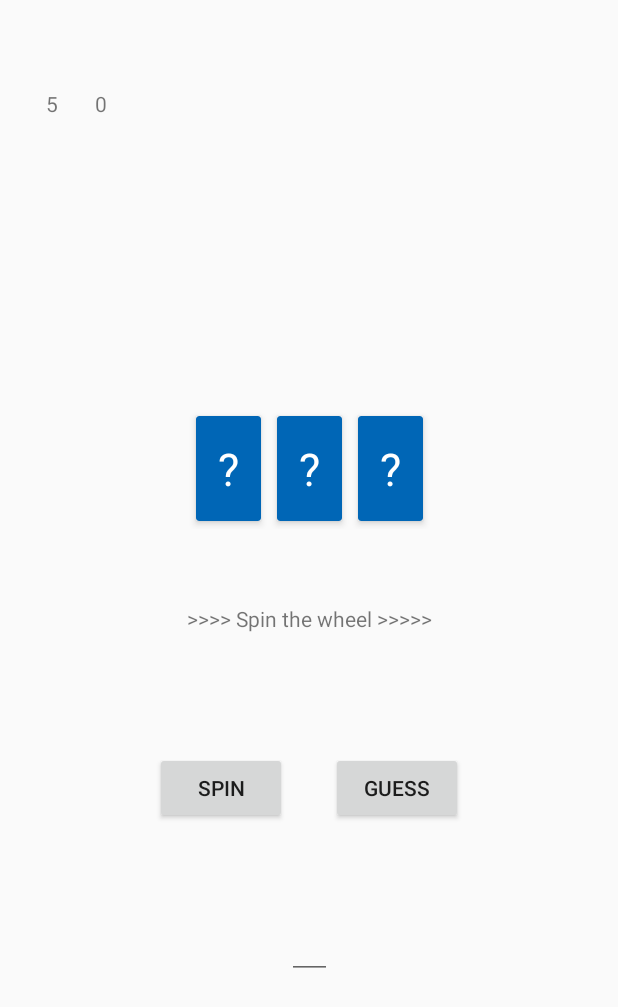
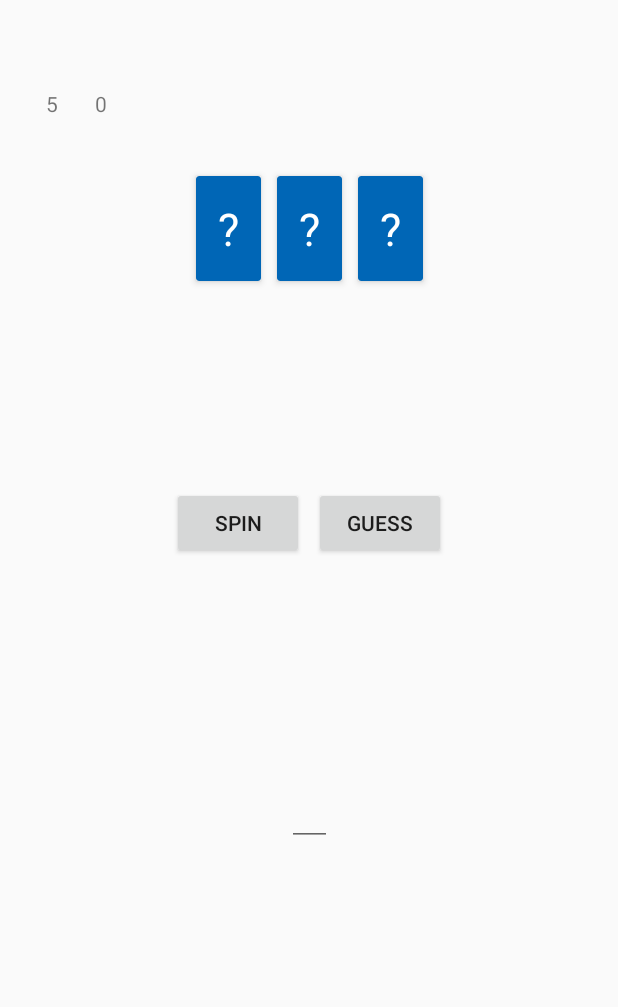
Before and after one commit to miax6351/s205353Lykkehjulet, an Android app: the GameFragment screen opened through its navigation route, on a phone screen of 412 x 824 dp. Shown: the top 1007 px of the screen. Run offline under Robolectric (Android 15) with nearby library versions, the phone set to English and light mode, and no system bars.

```diff
--- a/app/src/main/res/layout/fragment_game.xml
+++ b/app/src/main/res/layout/fragment_game.xml
@@ -11,24 +11,10 @@
         android:layout_width="wrap_content"
         android:layout_height="wrap_content"
         android:layout_marginTop="112dp"
-        android:layout_marginBottom="50dp"
-        app:layout_constraintBottom_toTopOf="@+id/spin_wheel_text"
         app:layout_constraintEnd_toEndOf="parent"
         app:layout_constraintHorizontal_bias="0.5"
         app:layout_constraintStart_toStartOf="parent"
-        app:layout_constraintTop_toTopOf="parent"
-        app:layout_constraintVertical_bias="1.0"></androidx.recyclerview.widget.RecyclerView>
-
-    <TextView
-        android:id="@+id/spin_wheel_text"
-        android:layout_width="wrap_content"
-        android:layout_height="wrap_content"
-        android:text="@string/spin_wheel_text"
-        app:layout_constraintBottom_toBottomOf="parent"
-        app:layout_constraintEnd_toEndOf="parent"
-        app:layout_constraintHorizontal_bias="0.5"
-        app:layout_constraintStart_toStartOf="parent"
-        app:layout_constraintTop_toTopOf="parent" />
+        app:layout_constraintTop_toTopOf="parent"></androidx.recyclerview.widget.RecyclerView>
 
     <TextView
         android:id="@+id/life_count"
@@ -64,21 +50,21 @@
         app:layout_constraintLeft_toLeftOf="parent"
         app:layout_constraintRight_toRightOf="parent"
         app:layout_constraintTop_toTopOf="parent"
-        app:layout_constraintVertical_bias="0.549" />
+        app:layout_constraintVertical_bias="0.571" />
 
     <Button
         android:id="@+id/spinWheelButton"
         android:layout_width="wrap_content"
         android:layout_height="wrap_content"
-        android:layout_marginStart="103dp"
-        android:layout_marginTop="56dp"
-        android:layout_marginEnd="29dp"
-        android:layout_marginBottom="252dp"
+        android:layout_marginStart="116dp"
+        android:layout_marginTop="20dp"
+        android:layout_marginEnd="3dp"
+        android:layout_marginBottom="340dp"
         android:text="@string/spin_button"
         app:layout_constraintBottom_toBottomOf="parent"
         app:layout_constraintEnd_toStartOf="@+id/guess_button"
         app:layout_constraintStart_toStartOf="parent"
-        app:layout_constraintTop_toBottomOf="@+id/spin_wheel_text">
+        app:layout_constraintTop_toBottomOf="@+id/recyclerView">
 
     </Button>
 
@@ -100,14 +86,14 @@
         android:id="@+id/guess_button"
         android:layout_width="wrap_content"
         android:layout_height="wrap_content"
-        android:layout_marginStart="220dp"
-        android:layout_marginTop="56dp"
-        android:layout_marginEnd="103dp"
-        android:layout_marginBottom="251dp"
+        android:layout_marginStart="3dp"
+        android:layout_marginTop="20dp"
+        android:layout_marginEnd="116dp"
+        android:layout_marginBottom="340dp"
         android:text="GUESS"
         app:layout_constraintBottom_toBottomOf="parent"
         app:layout_constraintEnd_toEndOf="parent"
-        app:layout_constraintStart_toStartOf="parent"
-        app:layout_constraintTop_toBottomOf="@+id/spin_wheel_text" />
+        app:layout_constraintStart_toEndOf="@+id/spinWheelButton"
+        app:layout_constraintTop_toBottomOf="@+id/recyclerView" />
 
 </androidx.constraintlayout.widget.ConstraintLayout>
```
